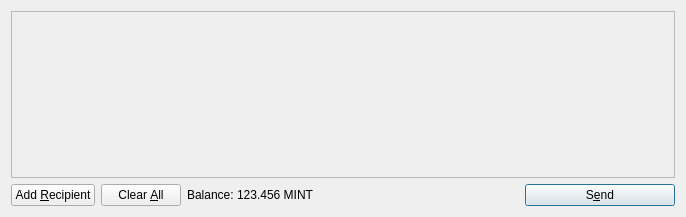
whalecoinproject/whalecoin, file src/qt/forms/sendcoinsdialog.ui: the form before one commit.
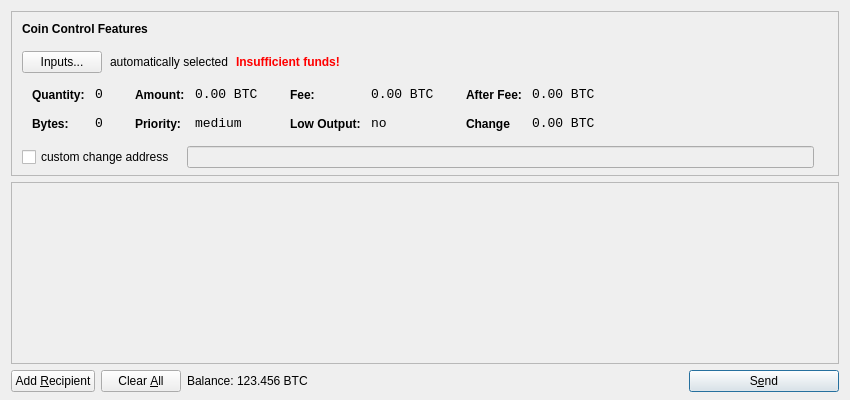
The form after the commit. Icons and pictures are not drawn.

```diff
--- a/src/qt/forms/sendcoinsdialog.ui
+++ b/src/qt/forms/sendcoinsdialog.ui
@@ -6,14 +6,615 @@
    <rect>
     <x>0</x>
     <y>0</y>
-    <width>686</width>
-    <height>217</height>
+    <width>850</width>
+    <height>400</height>
    </rect>
   </property>
   <property name="windowTitle">
    <string>Send Coins</string>
   </property>
-  <layout class="QVBoxLayout" name="verticalLayout">
+  <layout class="QVBoxLayout" name="verticalLayout" stretch="0,1,0">
+   <property name="bottomMargin">
+    <number>8</number>
+   </property>
+   <item>
+    <widget class="QFrame" name="frameCoinControl">
+     <property name="sizePolicy">
+      <sizepolicy hsizetype="Expanding" vsizetype="Expanding">
+       <horstretch>0</horstretch>
+       <verstretch>0</verstretch>
+      </sizepolicy>
+     </property>
+     <property name="maximumSize">
+      <size>
+       <width>16777215</width>
+       <height>16777215</height>
+      </size>
+     </property>
+     <property name="frameShape">
+      <enum>QFrame::StyledPanel</enum>
+     </property>
+     <property name="frameShadow">
+      <enum>QFrame::Sunken</enum>
+     </property>
+     <layout class="QVBoxLayout" name="verticalLayoutCoinControl2">
+      <property name="spacing">
+       <number>-1</number>
+      </property>
+      <property name="leftMargin">
+       <number>0</number>
+      </property>
+      <property name="topMargin">
+       <number>0</number>
+      </property>
+      <property name="rightMargin">
+       <number>0</number>
+      </property>
+      <property name="bottomMargin">
+       <number>6</number>
+      </property>
+      <item>
+       <layout class="QVBoxLayout" name="verticalLayoutCoinControl" stretch="0,0,0,0,1">
+        <property name="spacing">
+         <number>0</number>
+        </property>
+        <property name="leftMargin">
+         <number>10</number>
+        </property>
+        <property name="topMargin">
+         <number>10</number>
+        </property>
+        <item>
+         <layout class="QHBoxLayout" name="horizontalLayoutCoinControl1">
+          <property name="bottomMargin">
+           <number>15</number>
+          </property>
+          <item>
+           <widget class="QLabel" name="labelCoinControlFeatures">
+            <property name="sizePolicy">
+             <sizepolicy hsizetype="Preferred" vsizetype="Maximum">
+              <horstretch>0</horstretch>
+              <verstretch>0</verstretch>
+             </sizepolicy>
+            </property>
+            <property name="font">
+             <font>
+              <weight>75</weight>
+              <bold>true</bold>
+             </font>
+            </property>
+            <property name="styleSheet">
+             <string notr="true">font-weight:bold;</string>
+            </property>
+            <property name="text">
+             <string>Coin Control Features</string>
+            </property>
+           </widget>
+          </item>
+         </layout>
+        </item>
+        <item>
+         <layout class="QHBoxLayout" name="horizontalLayoutCoinControl2" stretch="0,0,0,0">
+          <property name="spacing">
+           <number>8</number>
+          </property>
+          <property name="bottomMargin">
+           <number>10</number>
+          </property>
+          <item>
+           <widget class="QPushButton" name="pushButtonCoinControl">
+            <property name="styleSheet">
+             <string notr="true"/>
+            </property>
+            <property name="text">
+             <string>Inputs...</string>
+            </property>
+           </widget>
+          </item>
+          <item>
+           <widget class="QLabel" name="labelCoinControlAutomaticallySelected">
+            <property name="text">
+             <string>automatically selected</string>
+            </property>
+            <property name="margin">
+             <number>5</number>
+            </property>
+           </widget>
+          </item>
+          <item>
+           <widget class="QLabel" name="labelCoinControlInsuffFunds">
+            <property name="font">
+             <font>
+              <weight>75</weight>
+              <bold>true</bold>
+             </font>
+            </property>
+            <property name="styleSheet">
+             <string notr="true">color:red;font-weight:bold;</string>
+            </property>
+            <property name="text">
+             <string>Insufficient funds!</string>
+            </property>
+            <property name="margin">
+             <number>5</number>
+            </property>
+           </widget>
+          </item>
+          <item>
+           <spacer name="horizontalSpacerCoinControl">
+            <property name="orientation">
+             <enum>Qt::Horizontal</enum>
+            </property>
+            <property name="sizeHint" stdset="0">
+             <size>
+              <width>40</width>
+              <height>1</height>
+             </size>
+            </property>
+           </spacer>
+          </item>
+         </layout>
+        </item>
+        <item>
+         <widget class="QWidget" name="widgetCoinControl" native="true">
+          <property name="sizePolicy">
+           <sizepolicy hsizetype="Preferred" vsizetype="Preferred">
+            <horstretch>0</horstretch>
+            <verstretch>0</verstretch>
+           </sizepolicy>
+          </property>
+          <property name="minimumSize">
+           <size>
+            <width>0</width>
+            <height>0</height>
+           </size>
+          </property>
+          <property name="styleSheet">
+           <string notr="true"/>
+          </property>
+          <layout class="QHBoxLayout" name="horizontalLayoutCoinControl5">
+           <property name="margin">
+            <number>0</number>
+           </property>
+           <item>
+            <layout class="QHBoxLayout" name="horizontalLayoutCoinControl3" stretch="0,0,0,1">
+             <property name="spacing">
+              <number>20</number>
+             </property>
+             <property name="topMargin">
+              <number>0</number>
+             </property>
+             <property name="bottomMargin">
+              <number>10</number>
+             </property>
+             <item>
+              <layout class="QFormLayout" name="formLayoutCoinControl1">
+               <property name="horizontalSpacing">
+                <number>10</number>
+               </property>
+               <property name="verticalSpacing">
+                <number>14</number>
+               </property>
+               <property name="leftMargin">
+                <number>10</number>
+               </property>
+               <property name="topMargin">
+                <number>4</number>
+               </property>
+               <property name="rightMargin">
+                <number>6</number>
+               </property>
+               <item row="0" column="0">
+                <widget class="QLabel" name="labelCoinControlQuantityText">
+                 <property name="styleSheet">
+                  <string notr="true">font-weight:bold;</string>
+                 </property>
+                 <property name="text">
+                  <string>Quantity:</string>
+                 </property>
+                 <property name="margin">
+                  <number>0</number>
+                 </property>
+                </widget>
+               </item>
+               <item row="0" column="1">
+                <widget class="QLabel" name="labelCoinControlQuantity">
+                 <property name="font">
+                  <font>
+                   <family>Monospace</family>
+                   <pointsize>10</pointsize>
+                  </font>
+                 </property>
+                 <property name="cursor">
+                  <cursorShape>IBeamCursor</cursorShape>
+                 </property>
+                 <property name="contextMenuPolicy">
+                  <enum>Qt::ActionsContextMenu</enum>
+                 </property>
+                 <property name="text">
+                  <string>0</string>
+                 </property>
+                 <property name="margin">
+                  <number>0</number>
+                 </property>
+                 <property name="textInteractionFlags">
+                  <set>Qt::LinksAccessibleByMouse|Qt::TextSelectableByKeyboard|Qt::TextSelectableByMouse</set>
+                 </property>
+                </widget>
+               </item>
+               <item row="1" column="0">
+                <widget class="QLabel" name="labelCoinControlBytesText">
+                 <property name="styleSheet">
+                  <string notr="true">font-weight:bold;</string>
+                 </property>
+                 <property name="text">
+                  <string>Bytes:</string>
+                 </property>
+                </widget>
+               </item>
+               <item row="1" column="1">
+                <widget class="QLabel" name="labelCoinControlBytes">
+                 <property name="font">
+                  <font>
+                   <family>Monospace</family>
+                   <pointsize>10</pointsize>
+                  </font>
+                 </property>
+                 <property name="cursor">
+                  <cursorShape>IBeamCursor</cursorShape>
+                 </property>
+                 <property name="contextMenuPolicy">
+                  <enum>Qt::ActionsContextMenu</enum>
+                 </property>
+                 <property name="text">
+                  <string>0</string>
+                 </property>
+                 <property name="textInteractionFlags">
+                  <set>Qt::LinksAccessibleByMouse|Qt::TextSelectableByKeyboard|Qt::TextSelectableByMouse</set>
+                 </property>
+                </widget>
+               </item>
+              </layout>
+             </item>
+             <item>
+              <layout class="QFormLayout" name="formLayoutCoinControl2">
+               <property name="horizontalSpacing">
+                <number>10</number>
+               </property>
+               <property name="verticalSpacing">
+                <number>14</number>
+               </property>
+               <property name="leftMargin">
+                <number>6</number>
+               </property>
+               <property name="topMargin">
+                <number>4</number>
+               </property>
+               <property name="rightMargin">
+                <number>6</number>
+               </property>
+               <item row="0" column="0">
+                <widget class="QLabel" name="labelCoinControlAmountText">
+                 <property name="styleSheet">
+                  <string notr="true">font-weight:bold;</string>
+                 </property>
+                 <property name="text">
+                  <string>Amount:</string>
+                 </property>
+                 <property name="margin">
+                  <number>0</number>
+                 </property>
+                </widget>
+               </item>
+               <item row="0" column="1">
+                <widget class="QLabel" name="labelCoinControlAmount">
+                 <property name="font">
+                  <font>
+                   <family>Monospace</family>
+                   <pointsize>10</pointsize>
+                  </font>
+                 </property>
+                 <property name="cursor">
+                  <cursorShape>IBeamCursor</cursorShape>
+                 </property>
+                 <property name="contextMenuPolicy">
+                  <enum>Qt::ActionsContextMenu</enum>
+                 </property>
+                 <property name="text">
+                  <string>0.00 BTC</string>
+                 </property>
+                 <property name="textInteractionFlags">
+                  <set>Qt::LinksAccessibleByMouse|Qt::TextSelectableByKeyboard|Qt::TextSelectableByMouse</set>
+                 </property>
+                </widget>
+               </item>
+               <item row="1" column="0">
+                <widget class="QLabel" name="labelCoinControlPriorityText">
+                 <property name="styleSheet">
+                  <string notr="true">font-weight:bold;</string>
+                 </property>
+                 <property name="text">
+                  <string>Priority:</string>
+                 </property>
+                </widget>
+               </item>
+               <item row="1" column="1">
+                <widget class="QLabel" name="labelCoinControlPriority">
+                 <property name="font">
+                  <font>
+                   <family>Monospace</family>
+                   <pointsize>10</pointsize>
+                  </font>
+                 </property>
+                 <property name="cursor">
+                  <cursorShape>IBeamCursor</cursorShape>
+                 </property>
+                 <property name="contextMenuPolicy">
+                  <enum>Qt::ActionsContextMenu</enum>
+                 </property>
+                 <property name="text">
+                  <string>medium</string>
+                 </property>
+                 <property name="textInteractionFlags">
+                  <set>Qt::LinksAccessibleByMouse|Qt::TextSelectableByKeyboard|Qt::TextSelectableByMouse</set>
+                 </property>
+                </widget>
+               </item>
+              </layout>
+             </item>
+             <item>
+              <layout class="QFormLayout" name="formLayoutCoinControl3">
+               <property name="horizontalSpacing">
+                <number>10</number>
+               </property>
+               <property name="verticalSpacing">
+                <number>14</number>
+               </property>
+               <property name="leftMargin">
+                <number>6</number>
+               </property>
+               <property name="topMargin">
+                <number>4</number>
+               </property>
+               <property name="rightMargin">
+                <number>6</number>
+               </property>
+               <item row="0" column="0">
+                <widget class="QLabel" name="labelCoinControlFeeText">
+                 <property name="styleSheet">
+                  <string notr="true">font-weight:bold;</string>
+                 </property>
+                 <property name="text">
+                  <string>Fee:</string>
+                 </property>
+                 <property name="margin">
+                  <number>0</number>
+                 </property>
+                </widget>
+               </item>
+               <item row="0" column="1">
+                <widget class="QLabel" name="labelCoinControlFee">
+                 <property name="font">
+                  <font>
+                   <family>Monospace</family>
+                   <pointsize>10</pointsize>
+                  </font>
+                 </property>
+                 <property name="cursor">
+                  <cursorShape>IBeamCursor</cursorShape>
+                 </property>
+                 <property name="contextMenuPolicy">
+                  <enum>Qt::ActionsContextMenu</enum>
+                 </property>
+                 <property name="text">
+                  <string>0.00 BTC</string>
+                 </property>
+                 <property name="textInteractionFlags">
+                  <set>Qt::LinksAccessibleByMouse|Qt::TextSelectableByKeyboard|Qt::TextSelectableByMouse</set>
+                 </property>
+                </widget>
+               </item>
+               <item row="1" column="0">
+                <widget class="QLabel" name="labelCoinControlLowOutputText">
+                 <property name="styleSheet">
+                  <string notr="true">font-weight:bold;</string>
+                 </property>
+                 <property name="text">
+                  <string>Low Output:</string>
+                 </property>
+                </widget>
+               </item>
+               <item row="1" column="1">
+                <widget class="QLabel" name="labelCoinControlLowOutput">
+                 <property name="font">
+                  <font>
+                   <family>Monospace</family>
+                   <pointsize>10</pointsize>
+                  </font>
+                 </property>
+                 <property name="cursor">
+                  <cursorShape>IBeamCursor</cursorShape>
+                 </property>
+                 <property name="contextMenuPolicy">
+                  <enum>Qt::ActionsContextMenu</enum>
+                 </property>
+                 <property name="text">
+                  <string>no</string>
+                 </property>
+                 <property name="textInteractionFlags">
+                  <set>Qt::LinksAccessibleByMouse|Qt::TextSelectableByKeyboard|Qt::TextSelectableByMouse</set>
+                 </property>
+                </widget>
+               </item>
+              </layout>
+             </item>
+             <item>
+              <layout class="QFormLayout" name="formLayoutCoinControl4">
+               <property name="horizontalSpacing">
+                <number>10</number>
+               </property>
+               <property name="verticalSpacing">
+                <number>14</number>
+               </property>
+               <property name="leftMargin">
+                <number>6</number>
+               </property>
+               <property name="topMargin">
+                <number>4</number>
+               </property>
+               <property name="rightMargin">
+                <number>6</number>
+               </property>
+               <item row="0" column="0">
+                <widget class="QLabel" name="labelCoinControlAfterFeeText">
+                 <property name="styleSheet">
+                  <string notr="true">font-weight:bold;</string>
+                 </property>
+                 <property name="text">
+                  <string>After Fee:</string>
+                 </property>
+                 <property name="margin">
+                  <number>0</number>
+                 </property>
+                </widget>
+               </item>
+               <item row="0" column="1">
+                <widget class="QLabel" name="labelCoinControlAfterFee">
+                 <property name="font">
+                  <font>
+                   <family>Monospace</family>
+                   <pointsize>10</pointsize>
+                  </font>
+                 </property>
+                 <property name="cursor">
+                  <cursorShape>IBeamCursor</cursorShape>
+                 </property>
+                 <property name="contextMenuPolicy">
+                  <enum>Qt::ActionsContextMenu</enum>
+                 </property>
+                 <property name="text">
+                  <string>0.00 BTC</string>
+                 </property>
+                 <property name="textInteractionFlags">
+                  <set>Qt::LinksAccessibleByMouse|Qt::TextSelectableByKeyboard|Qt::TextSelectableByMouse</set>
+                 </property>
+                </widget>
+               </item>
+               <item row="1" column="0">
+                <widget class="QLabel" name="labelCoinControlChangeText">
+                 <property name="styleSheet">
+                  <string notr="true">font-weight:bold;</string>
+                 </property>
+                 <property name="text">
+                  <string>Change</string>
+                 </property>
+                </widget>
+               </item>
+               <item row="1" column="1">
+                <widget class="QLabel" name="labelCoinControlChange">
+                 <property name="font">
+                  <font>
+                   <family>Monospace</family>
+                   <pointsize>10</pointsize>
+                  </font>
+                 </property>
+                 <property name="cursor">
+                  <cursorShape>IBeamCursor</cursorShape>
+                 </property>
+                 <property name="contextMenuPolicy">
+                  <enum>Qt::ActionsContextMenu</enum>
+                 </property>
+                 <property name="text">
+                  <string>0.00 BTC</string>
+                 </property>
+                 <property name="textInteractionFlags">
+                  <set>Qt::LinksAccessibleByMouse|Qt::TextSelectableByKeyboard|Qt::TextSelectableByMouse</set>
+                 </property>
+                </widget>
+               </item>
+              </layout>
+             </item>
+            </layout>
+           </item>
+          </layout>
+         </widget>
+        </item>
+        <item>
+         <layout class="QHBoxLayout" name="horizontalLayoutCoinControl4" stretch="0,0,0">
+          <property name="spacing">
+           <number>12</number>
+          </property>
+          <property name="sizeConstraint">
+           <enum>QLayout::SetDefaultConstraint</enum>
+          </property>
+          <property name="topMargin">
+           <number>5</number>
+          </property>
+          <property name="rightMargin">
+           <number>5</number>
+          </property>
+          <item>
+           <widget class="QCheckBox" name="checkBoxCoinControlChange">
+            <property name="text">
+             <string>custom change address</string>
+            </property>
+           </widget>
+          </item>
+          <item>
+           <widget class="QLineEdit" name="lineEditCoinControlChange">
+            <property name="enabled">
+             <bool>false</bool>
+            </property>
+            <property name="sizePolicy">
+             <sizepolicy hsizetype="Expanding" vsizetype="Fixed">
+              <horstretch>0</horstretch>
+              <verstretch>0</verstretch>
+             </sizepolicy>
+            </property>
+           </widget>
+          </item>
+          <item>
+           <widget class="QLabel" name="labelCoinControlChangeLabel">
+            <property name="sizePolicy">
+             <sizepolicy hsizetype="Preferred" vsizetype="Expanding">
+              <horstretch>0</horstretch>
+              <verstretch>0</verstretch>
+             </sizepolicy>
+            </property>
+            <property name="minimumSize">
+             <size>
+              <width>0</width>
+              <height>0</height>
+             </size>
+            </property>
+            <property name="text">
+             <string/>
+            </property>
+            <property name="margin">
+             <number>3</number>
+            </property>
+           </widget>
+          </item>
+         </layout>
+        </item>
+        <item>
+         <spacer name="verticalSpacerCoinControl">
+          <property name="orientation">
+           <enum>Qt::Vertical</enum>
+          </property>
+          <property name="sizeHint" stdset="0">
+           <size>
+            <width>800</width>
+            <height>1</height>
+           </size>
+          </property>
+         </spacer>
+        </item>
+       </layout>
+      </item>
+     </layout>
+    </widget>
+   </item>
    <item>
     <widget class="QScrollArea" name="scrollArea">
      <property name="widgetResizable">
@@ -24,7 +625,7 @@
        <rect>
         <x>0</x>
         <y>0</y>
-        <width>666</width>
+        <width>830</width>
         <height>165</height>
        </rect>
       </property>
@@ -119,7 +720,7 @@
           <cursorShape>IBeamCursor</cursorShape>
          </property>
          <property name="text">
-          <string>123.456 MINT</string>
+          <string>123.456 BTC</string>
          </property>
          <property name="textInteractionFlags">
           <set>Qt::LinksAccessibleByMouse|Qt::TextSelectableByKeyboard|Qt::TextSelectableByMouse</set>
```
